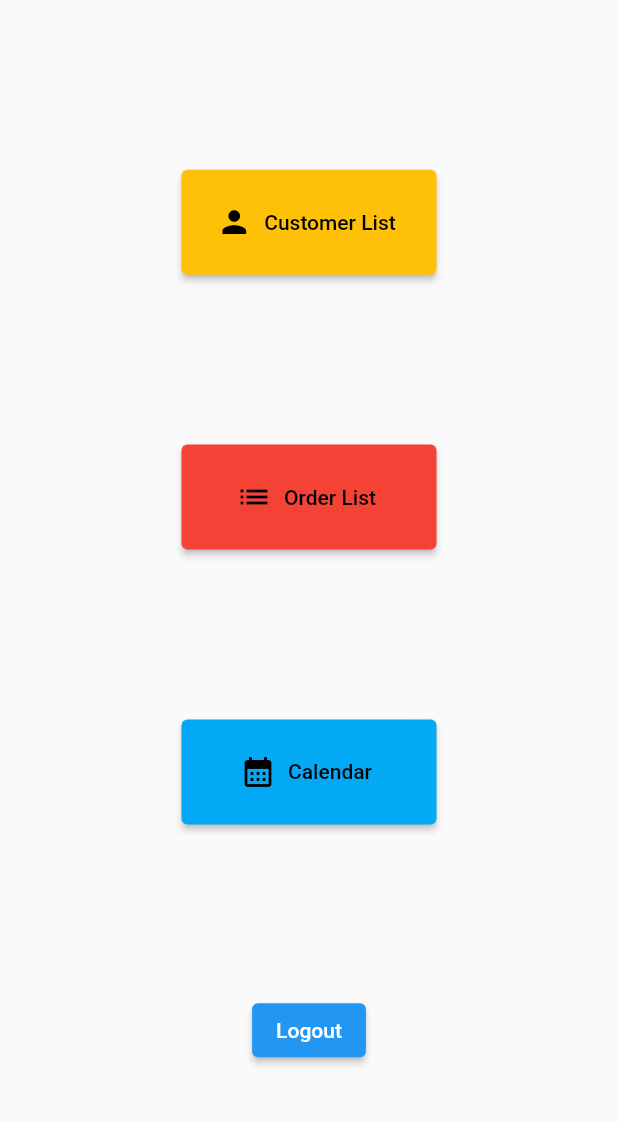
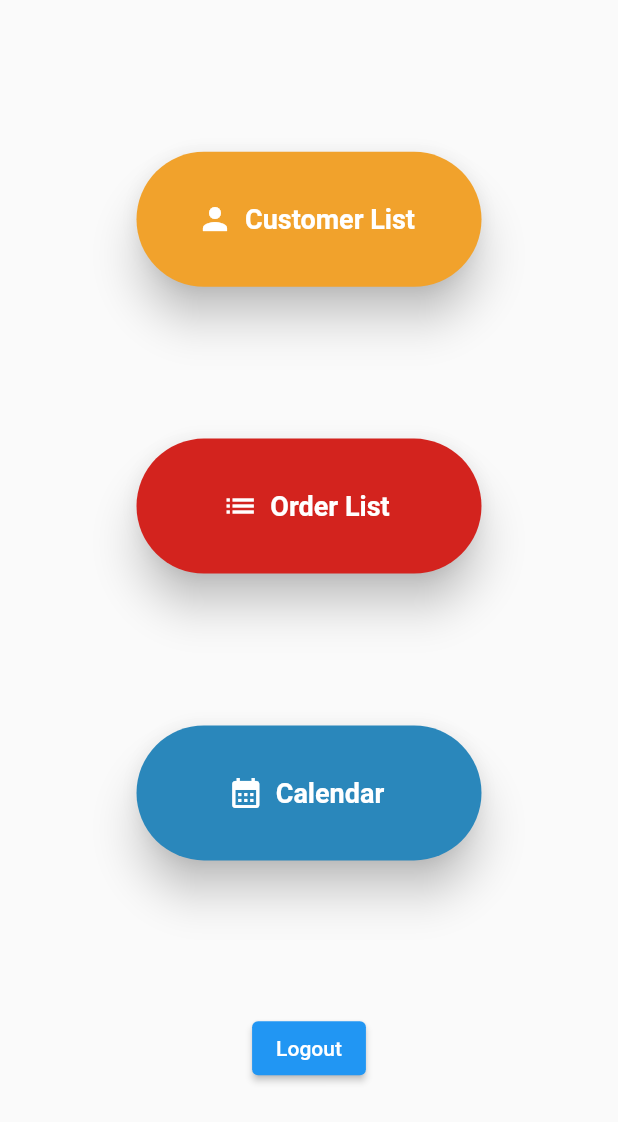
Before and after one commit to melzarjanchico-up/dennis-lechon-crm, a Flutter app: the HomeScreen screen opened directly, on a phone screen of 412 x 824 dp. Shown: the top 1122 px of the screen. Run offline on Flutter 3.47's test engine with Material 2 defaults, Android fonts, the phone set to English and light mode, and no system bars; our stand-ins replace firebase_auth, firebase_core, google_fonts; accounts and stored records are empty; Roboto replaces fonts that are missing (Oxygen).

Commit message:
homepage v2

```diff
--- a/dennis_lechon_crm/lib/screens/home_screen.dart
+++ b/dennis_lechon_crm/lib/screens/home_screen.dart
@@ -1,6 +1,10 @@
+import 'package:dennis_lechon_crm/screens/homebuttons/calendar_screen.dart';
+import 'package:dennis_lechon_crm/screens/homebuttons/customer_screen.dart';
+import 'package:dennis_lechon_crm/screens/homebuttons/orderList_screen.dart';
 import 'package:dennis_lechon_crm/screens/signin_screen.dart';
 import 'package:firebase_auth/firebase_auth.dart';
 import 'package:flutter/material.dart';
+import 'package:google_fonts/google_fonts.dart';
 
 class HomeScreen extends StatefulWidget {
   const HomeScreen({Key? key}) : super(key: key);
@@ -18,34 +22,70 @@ class _HomeScreenState extends State<HomeScreen> {
           mainAxisAlignment: MainAxisAlignment.spaceEvenly,
           children: [
             ElevatedButton.icon(
-              onPressed: () {},
+              onPressed: () {
+                Navigator.push(context,
+                    MaterialPageRoute(builder: (context) => CustomerScreen()));
+              },
+              icon: Icon(Icons.person),
+              label: Text(
+                "Customer List",
+                style: GoogleFonts.oxygen(
+                  fontSize: 18,
+                  fontWeight: FontWeight.bold,
+                ),
+              ),
               style: ElevatedButton.styleFrom(
-                primary: Colors.amber,
-                onPrimary: Colors.black,
-                minimumSize: Size(170, 70),
+                primary: Color(0xFFF1A22C),
+                onPrimary: Colors.white,
+                elevation: 12,
+                shape: RoundedRectangleBorder(
+                    borderRadius: BorderRadius.circular(60.0)),
+                minimumSize: Size(230, 90),
               ),
-              icon: Icon(Icons.person),
-              label: Text("Customer List"),
             ),
             ElevatedButton.icon(
-              onPressed: () {},
+              onPressed: () {
+                Navigator.push(context,
+                    MaterialPageRoute(builder: (context) => OrderListScreen()));
+              },
               style: ElevatedButton.styleFrom(
-                primary: Colors.red,
-                onPrimary: Colors.black,
-                minimumSize: Size(170, 70),
+                primary: Color(0xFFD3231E),
+                onPrimary: Colors.white,
+                elevation: 12,
+                shape: RoundedRectangleBorder(
+                    borderRadius: BorderRadius.circular(60.0)),
+                minimumSize: Size(230, 90),
               ),
               icon: Icon(Icons.list),
-              label: Text("Order List"),
+              label: Text(
+                "Order List",
+                style: GoogleFonts.oxygen(
+                  fontSize: 18,
+                  fontWeight: FontWeight.bold,
+                ),
+              ),
             ),
             ElevatedButton.icon(
-              onPressed: () {},
+              onPressed: () {
+                Navigator.push(context,
+                    MaterialPageRoute(builder: (context) => CalendarScreen()));
+              },
               style: ElevatedButton.styleFrom(
-                primary: Colors.lightBlue,
-                onPrimary: Colors.black,
-                minimumSize: Size(170, 70),
+                primary: Color(0xFF2A87BB),
+                onPrimary: Colors.white,
+                elevation: 12,
+                shape: RoundedRectangleBorder(
+                    borderRadius: BorderRadius.circular(60.0)),
+                minimumSize: Size(230, 90),
               ),
               icon: Icon(Icons.calendar_month),
-              label: Text("Calendar"),
+              label: Text(
+                "Calendar",
+                style: GoogleFonts.oxygen(
+                  fontSize: 18,
+                  fontWeight: FontWeight.bold,
+                ),
+              ),
             ),
             ElevatedButton(
               child: Text("Logout"),
--- a/dennis_lechon_crm/pubspec.yaml
+++ b/dennis_lechon_crm/pubspec.yaml
@@ -33,6 +33,8 @@ dependencies:
   firebase_core: ^1.13.1
   cloud_firestore: ^3.1.10
   provider: ^6.0.2
+  google_fonts: ^2.3.1
+
 
 
   # The following adds the Cupertino Icons font to your application.
```
Also changed, not shown: dennis_lechon_crm/pubspec.lock.
